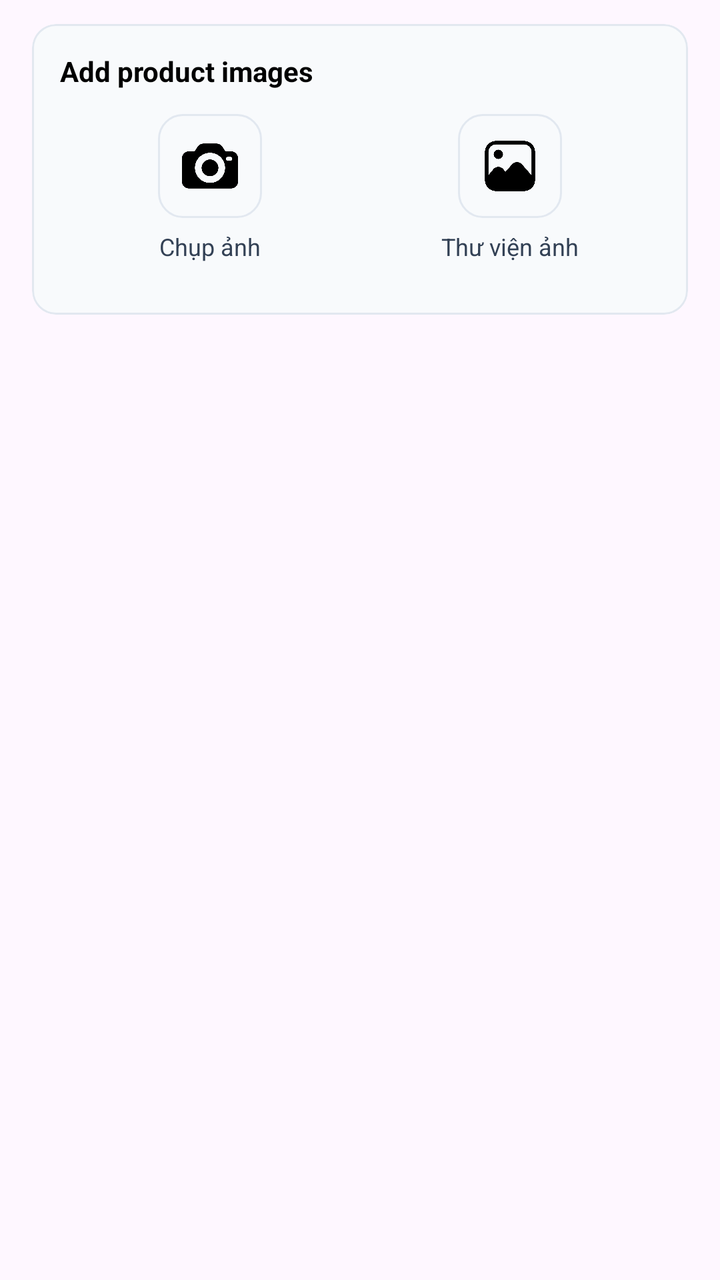
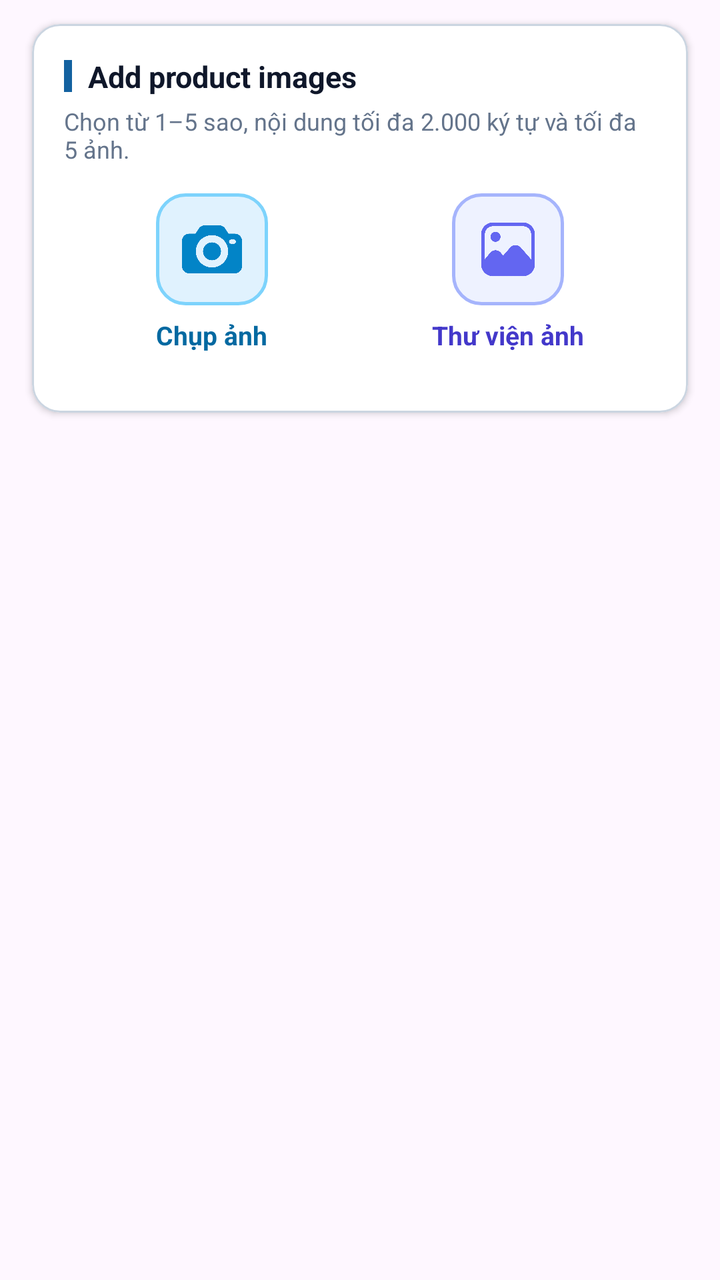

An Android layout rendered at two revisions. The XML below is the earlier revision; the diff shows what the commit changed to produce the second picture.
<!-- AndroidManifest.xml: application theme Theme.ShoppingApp -->
<!-- res/layout/layout_add_image.xml -->
<?xml version="1.0" encoding="utf-8"?>
<LinearLayout xmlns:android="http://schemas.android.com/apk/res/android"
    xmlns:app="http://schemas.android.com/apk/res-auto"
    android:layout_width="match_parent"
    android:layout_height="wrap_content"
    android:orientation="vertical">

    <com.google.android.material.card.MaterialCardView
        android:layout_width="match_parent"
        android:layout_height="wrap_content"
        android:layout_marginHorizontal="16dp"
        android:layout_marginTop="12dp"
        android:layout_marginBottom="4dp"
        app:cardBackgroundColor="#F8FAFC"
        app:cardCornerRadius="12dp"
        app:cardElevation="0dp"
        app:strokeColor="#E2E8F0"
        app:strokeWidth="1dp">

        <LinearLayout
            android:layout_width="match_parent"
            android:layout_height="wrap_content"
            android:orientation="vertical"
            android:padding="14dp">

            <com.google.android.material.textview.MaterialTextView
                android:layout_width="wrap_content"
                android:layout_height="wrap_content"
                android:text="@string/add_product_images"
                android:textColor="@color/black"
                android:textSize="14sp"
                android:textStyle="bold" />

            <LinearLayout
                android:layout_width="match_parent"
                android:layout_height="wrap_content"
                android:layout_marginTop="12dp"
                android:orientation="horizontal">

                <LinearLayout
                    android:layout_width="0dp"
                    android:layout_height="wrap_content"
                    android:layout_weight="1"
                    android:gravity="center"
                    android:orientation="vertical">

                    <androidx.appcompat.widget.AppCompatImageView
                        android:id="@+id/img_take_photo"
                        android:layout_width="52dp"
                        android:layout_height="52dp"
                        android:background="@drawable/bg_chip_action"
                        android:contentDescription="@string/take_photo"
                        android:focusable="true"
                        android:padding="12dp"
                        app:srcCompat="@drawable/icon_photo_camera" />

                    <TextView
                        android:layout_width="wrap_content"
                        android:layout_height="wrap_content"
                        android:layout_marginTop="6dp"
                        android:text="@string/take_photo"
                        android:textColor="#334155"
                        android:textSize="12sp" />
                </LinearLayout>

                <LinearLayout
                    android:layout_width="0dp"
                    android:layout_height="wrap_content"
                    android:layout_weight="1"
                    android:gravity="center"
                    android:orientation="vertical">

                    <androidx.appcompat.widget.AppCompatImageView
                        android:id="@+id/img_gallery"
                        android:layout_width="52dp"
                        android:layout_height="52dp"
                        android:background="@drawable/bg_chip_action"
                        android:contentDescription="@string/choose_gallery"
                        android:focusable="true"
                        android:padding="12dp"
                        app:srcCompat="@drawable/icon_from_gallery" />

                    <TextView
                        android:layout_width="wrap_content"
                        android:layout_height="wrap_content"
                        android:layout_marginTop="6dp"
                        android:text="@string/choose_gallery"
                        android:textColor="#334155"
                        android:textSize="12sp" />
                </LinearLayout>

            </LinearLayout>

            <androidx.recyclerview.widget.RecyclerView
                android:id="@+id/recycler_view_image"
                android:layout_width="match_parent"
                android:layout_height="wrap_content"
                android:layout_marginTop="12dp" />

        </LinearLayout>
    </com.google.android.material.card.MaterialCardView>

</LinearLayout>
<!-- resources referenced by this layout -->
<resources>
  <color name="black">#FF000000</color>
  <!-- drawable bg_chip_action (drawable) -->
  <?xml version="1.0" encoding="utf-8"?>
  <ripple xmlns:android="http://schemas.android.com/apk/res/android"
      android:color="#20000000">
      <item>
          <shape android:shape="rectangle">
              <corners android:radius="12dp" />
              <solid android:color="#F8FAFC" />
              <stroke
                  android:width="1dp"
                  android:color="#E2E8F0" />
          </shape>
      </item>
  </ripple>
  <!-- drawable icon_from_gallery: png bitmap (drawable, 10393 bytes) -->
  <!-- drawable icon_photo_camera: png bitmap (drawable, 13300 bytes) -->
  <string name="add_product_images">Add product images</string>
  <string name="choose_gallery">Thư viện ảnh</string>
  <string name="take_photo">Chụp ảnh</string>
  <style name="Theme.ShoppingApp" parent="Base.Theme.ShoppingApp" />
  <style name="Base.Theme.ShoppingApp" parent="Theme.Material3.DayNight.NoActionBar">
          
          
      </style>
</resources>

<!-- the commit's change to res/layout/layout_add_image.xml (unified diff, before → after) -->
@@ -11,30 +11,51 @@
         android:layout_marginHorizontal="16dp"
         android:layout_marginTop="12dp"
         android:layout_marginBottom="4dp"
-        app:cardBackgroundColor="#F8FAFC"
-        app:cardCornerRadius="12dp"
-        app:cardElevation="0dp"
-        app:strokeColor="#E2E8F0"
+        app:cardBackgroundColor="@color/white"
+        app:cardCornerRadius="14dp"
+        app:cardElevation="2dp"
+        app:strokeColor="#CBD5E1"
         app:strokeWidth="1dp">
 
         <LinearLayout
             android:layout_width="match_parent"
             android:layout_height="wrap_content"
             android:orientation="vertical"
-            android:padding="14dp">
-
-            <com.google.android.material.textview.MaterialTextView
-                android:layout_width="wrap_content"
-                android:layout_height="wrap_content"
-                android:text="@string/add_product_images"
-                android:textColor="@color/black"
-                android:textSize="14sp"
-                android:textStyle="bold" />
+            android:padding="16dp">
 
             <LinearLayout
                 android:layout_width="match_parent"
                 android:layout_height="wrap_content"
-                android:layout_marginTop="12dp"
+                android:gravity="center_vertical"
+                android:orientation="horizontal">
+
+                <View
+                    android:layout_width="4dp"
+                    android:layout_height="16dp"
+                    android:background="@color/button_color" />
+
+                <com.google.android.material.textview.MaterialTextView
+                    android:layout_width="wrap_content"
+                    android:layout_height="wrap_content"
+                    android:layout_marginStart="8dp"
+                    android:text="@string/add_product_images"
+                    android:textColor="#0F172A"
+                    android:textSize="15sp"
+                    android:textStyle="bold" />
+            </LinearLayout>
+
+            <TextView
+                android:layout_width="wrap_content"
+                android:layout_height="wrap_content"
+                android:layout_marginTop="4dp"
+                android:text="@string/review_invalid"
+                android:textColor="#64748B"
+                android:textSize="12sp" />
+
+            <LinearLayout
+                android:layout_width="match_parent"
+                android:layout_height="wrap_content"
+                android:layout_marginTop="14dp"
                 android:orientation="horizontal">
 
                 <LinearLayout
@@ -46,21 +67,23 @@
 
                     <androidx.appcompat.widget.AppCompatImageView
                         android:id="@+id/img_take_photo"
-                        android:layout_width="52dp"
-                        android:layout_height="52dp"
-                        android:background="@drawable/bg_chip_action"
+                        android:layout_width="56dp"
+                        android:layout_height="56dp"
+                        android:background="@drawable/bg_photo_chip"
                         android:contentDescription="@string/take_photo"
                         android:focusable="true"
-                        android:padding="12dp"
-                        app:srcCompat="@drawable/icon_photo_camera" />
+                        android:padding="13dp"
+                        app:srcCompat="@drawable/icon_photo_camera"
+                        app:tint="#0284C7" />
 
                     <TextView
                         android:layout_width="wrap_content"
                         android:layout_height="wrap_content"
                         android:layout_marginTop="6dp"
                         android:text="@string/take_photo"
-                        android:textColor="#334155"
-                        android:textSize="12sp" />
+                        android:textColor="#0369A1"
+                        android:textSize="13sp"
+                        android:textStyle="bold" />
                 </LinearLayout>
 
                 <LinearLayout
@@ -72,21 +95,23 @@
 
                     <androidx.appcompat.widget.AppCompatImageView
                         android:id="@+id/img_gallery"
-                        android:layout_width="52dp"
-                        android:layout_height="52dp"
-                        android:background="@drawable/bg_chip_action"
+                        android:layout_width="56dp"
+                        android:layout_height="56dp"
+                        android:background="@drawable/bg_gallery_chip"
                         android:contentDescription="@string/choose_gallery"
                         android:focusable="true"
-                        android:padding="12dp"
-                        app:srcCompat="@drawable/icon_from_gallery" />
+                        android:padding="13dp"
+                        app:srcCompat="@drawable/icon_from_gallery"
+                        app:tint="#6366F1" />
 
                     <TextView
                         android:layout_width="wrap_content"
                         android:layout_height="wrap_content"
                         android:layout_marginTop="6dp"
                         android:text="@string/choose_gallery"
-                        android:textColor="#334155"
-                        android:textSize="12sp" />
+                        android:textColor="#4338CA"
+                        android:textSize="13sp"
+                        android:textStyle="bold" />
                 </LinearLayout>
 
             </LinearLayout>
@@ -95,7 +120,7 @@
                 android:id="@+id/recycler_view_image"
                 android:layout_width="match_parent"
                 android:layout_height="wrap_content"
-                android:layout_marginTop="12dp" />
+                android:layout_marginTop="14dp" />
 
         </LinearLayout>
     </com.google.android.material.card.MaterialCardView>
<!-- resource entries referenced after the edit -->
@@ -1,17 +1,32 @@
 <!-- resources referenced by this layout -->
 <resources>
-  <color name="black">#FF000000</color>
-  <!-- drawable bg_chip_action (drawable) -->
+  <color name="button_color">#1362A0</color>
+  <color name="white">#FFFFFFFF</color>
+  <!-- drawable bg_gallery_chip (drawable) -->
   <?xml version="1.0" encoding="utf-8"?>
   <ripple xmlns:android="http://schemas.android.com/apk/res/android"
-      android:color="#20000000">
+      android:color="#306366F1">
       <item>
           <shape android:shape="rectangle">
-              <corners android:radius="12dp" />
-              <solid android:color="#F8FAFC" />
+              <corners android:radius="14dp" />
+              <solid android:color="#EEF2FF" />
               <stroke
-                  android:width="1dp"
-                  android:color="#E2E8F0" />
+                  android:width="1.5dp"
+                  android:color="#A5B4FC" />
+          </shape>
+      </item>
+  </ripple>
+  <!-- drawable bg_photo_chip (drawable) -->
+  <?xml version="1.0" encoding="utf-8"?>
+  <ripple xmlns:android="http://schemas.android.com/apk/res/android"
+      android:color="#300284C7">
+      <item>
+          <shape android:shape="rectangle">
+              <corners android:radius="14dp" />
+              <solid android:color="#E0F2FE" />
+              <stroke
+                  android:width="1.5dp"
+                  android:color="#7DD3FC" />
           </shape>
       </item>
   </ripple>
@@ -19,6 +34,7 @@
   <!-- drawable icon_photo_camera: png bitmap (drawable, 13300 bytes) -->
   <string name="add_product_images">Add product images</string>
   <string name="choose_gallery">Thư viện ảnh</string>
+  <string name="review_invalid">Chọn từ 1–5 sao, nội dung tối đa 2.000 ký tự và tối đa 5 ảnh.</string>
   <string name="take_photo">Chụp ảnh</string>
   <style name="Theme.ShoppingApp" parent="Base.Theme.ShoppingApp" />
   <style name="Base.Theme.ShoppingApp" parent="Theme.Material3.DayNight.NoActionBar">
